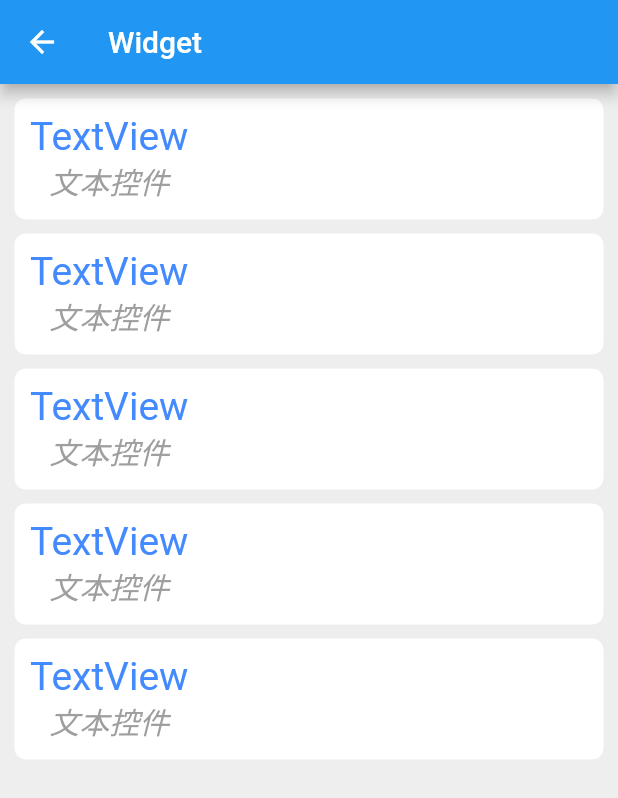
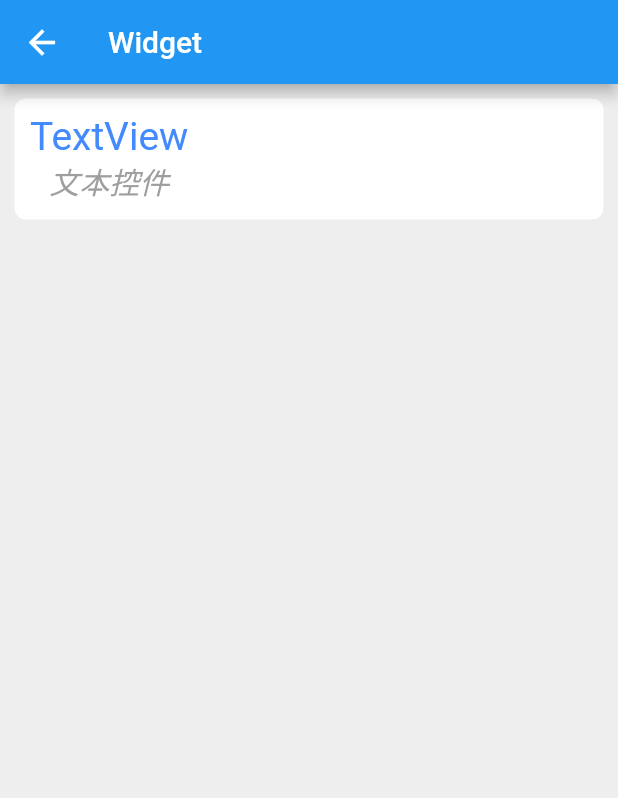
Before and after one commit to hylinslove/flutter_app, a Flutter app: the screen it shows after launch, after a tap on "控件", on a phone screen of 412 x 824 dp. Shown: the top 798 px of the screen. Run offline on Flutter 3.47's test engine with Material 2 defaults, Android fonts, the phone set to English and light mode, and no system bars.

```diff
--- a/lib/main.dart
+++ b/lib/main.dart
@@ -1,5 +1,6 @@
 import 'package:flutter/material.dart';
 import 'package:flutter_app/page/WidgetPage.dart';
+import 'package:flutter_app/page/filePage.dart';
 
 void main() => runApp(MyApp());
 
@@ -20,8 +21,14 @@ class MyApp extends StatelessWidget {
           // Notice that the counter didn't reset back to zero; the application
           // is not restarted.
           primarySwatch: Colors.blue,
-      ),
-      home: MyHomePage(title: 'Flutter'),
+          primaryColor: Colors.blue,
+          primaryColorLight: Colors.lightBlue,
+          accentColor: Colors.red,
+          iconTheme: IconThemeData(
+            color: Colors.blue,
+            size: 26,
+          )),
+      home: MyHomePage(title: 'Flutter Demo'),
     );
   }
 }
@@ -45,51 +52,14 @@ class MyHomePage extends StatefulWidget {
 }
 
 class _MyHomePageState extends State<MyHomePage> {
-  int _counter = 0;
-
-  void _incrementCounter() {
-    setState(() {
-      // This call to setState tells the Flutter framework that something has
-      // changed in this State, which causes it to rerun the build method below
-      // so that the display can reflect the updated values. If we changed
-      // _counter without calling setState(), then the build method would not be
-      // called again, and so nothing would appear to happen.
-      _counter++;
-    });
-  }
-
   @override
   Widget build(BuildContext context) {
-    // This method is rerun every time setState is called, for instance as done
-    // by the _incrementCounter method above.
-    //
-    // The Flutter framework has been optimized to make rerunning build methods
-    // fast, so that you can just rebuild anything that needs updating rather
-    // than having to individually change instances of widgets.
+
     return Scaffold(
         appBar: AppBar(
-          // Here we take the value from the MyHomePage object that was created by
-          // the App.build method, and use it to set our appbar title.
           title: Text(widget.title),
         ),
-        body:
-//      Center(
-//        // Center is a layout widget. It takes a single child and positions it
-//        // in the middle of the parent.
-//
-//        child: Column(
-//          mainAxisAlignment: MainAxisAlignment.center,
-//          children: <Widget>[
-//            RaisedButton(
-//              child: Text("控件"),
-//              onPressed: () {
-//                Navigator.push(context, MaterialPageRoute(
-//                  builder: (context) => WidgetPage()
-//                ));
-//
-//              }
-//            ),
-            ListView(
+        body: ListView(
           padding: EdgeInsets.all(20),
           children: <Widget>[
             ListTile(
@@ -97,40 +67,46 @@ class _MyHomePageState extends State<MyHomePage> {
                 Navigator.push(context,
                     MaterialPageRoute(builder: (context) => WidgetPage()));
               },
-              leading: Icon(Icons.widgets),
+              leading: Icon(
+                Icons.widgets,
+                color: Colors.blue,
+              ),
               title: Text("控件"),
             ),
+            ListTile(
+              onTap: () {
+                Navigator.push(context,
+                    MaterialPageRoute(builder: (context) => WidgetPage()));
+              },
+              leading: Icon(
+                Icons.airplay,
+                color: Colors.blue,
+              ),
+              title: Text("布局"),
+            ),
+            ListTile(
+              onTap: () {
+                Navigator.push(context,
+                    MaterialPageRoute(builder: (context) => WidgetPage()));
+              },
+              leading: Icon(
+                Icons.perm_data_setting,
+                color: Colors.blue,
+              ),
+              title: Text("数据库"),
+            ),
+            ListTile(
+              onTap: () {
+                Navigator.push(context,
+                    MaterialPageRoute(builder: (context) => FilePage()));
+              },
+              leading: Icon(
+                Icons.insert_drive_file,
+                color: Colors.blue,
+              ),
+              title: Text("文件读写"),
+            ),
           ],
-        )
-//          ],
-//        ),
-//        child: Column(
-//          // Column is also layout widget. It takes a list of children and
-//          // arranges them vertically. By default, it sizes itself to fit its
-//          // children horizontally, and tries to be as tall as its parent.
-//          //
-//          // Invoke "debug painting" (press "p" in the console, choose the
-//          // "Toggle Debug Paint" action from the Flutter Inspector in Android
-//          // Studio, or the "Toggle Debug Paint" command in Visual Studio Code)
-//          // to see the wireframe for each widget.
-//          //
-//          // Column has various properties to control how it sizes itself and
-//          // how it positions its children. Here we use mainAxisAlignment to
-//          // center the children vertically; the main axis here is the vertical
-//          // axis because Columns are vertical (the cross axis would be
-//          // horizontal).
-//          mainAxisAlignment: MainAxisAlignment.center,
-//          children: <Widget>[
-//            Text(
-//              'You have pushed the button this many times:',
-//            ),
-//            Text(
-//              '$_counter',
-//              style: Theme.of(context).textTheme.display1,
-//            ),
-//          ],
-//        ),
-//      ),
-        );
+        ));
   }
 }
--- a/lib/page/WidgetPage.dart
+++ b/lib/page/WidgetPage.dart
@@ -71,13 +71,5 @@ class WidgetPageState extends State<WidgetPage> {
     widgets = new List();
     widgets.add(WidgetBean(
         name: "TextView", description: "文本控件", icon: Icons.text_fields));
-    widgets.add(WidgetBean(
-        name: "TextView", description: "文本控件", icon: Icons.text_fields));
-    widgets.add(WidgetBean(
-        name: "TextView", description: "文本控件", icon: Icons.text_fields));
-    widgets.add(WidgetBean(
-        name: "TextView", description: "文本控件", icon: Icons.text_fields));
-    widgets.add(WidgetBean(
-        name: "TextView", description: "文本控件", icon: Icons.text_fields));
   }
 }
```
Also changed, not shown: lib/page/filePage.dart (added, +15 -0 lines). Lines whose indentation alone changed are shown as unchanged.
